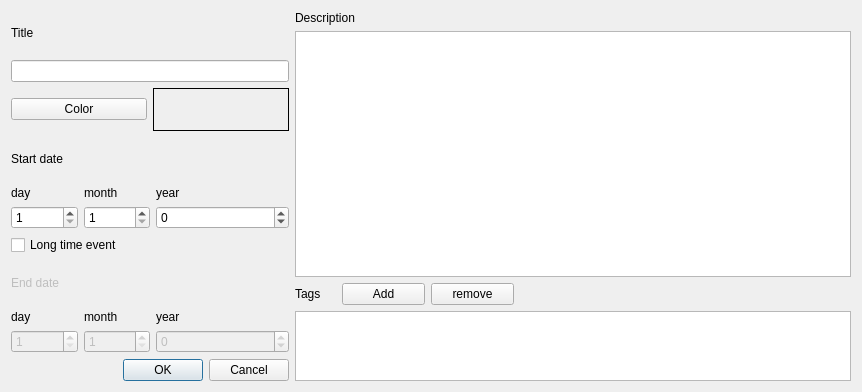
Before: the Qt Designer form TimelineArchitect/newevent_View.ui in GrzegorzDomaradzki/TimelineArchitect, drawn with Qt 5.
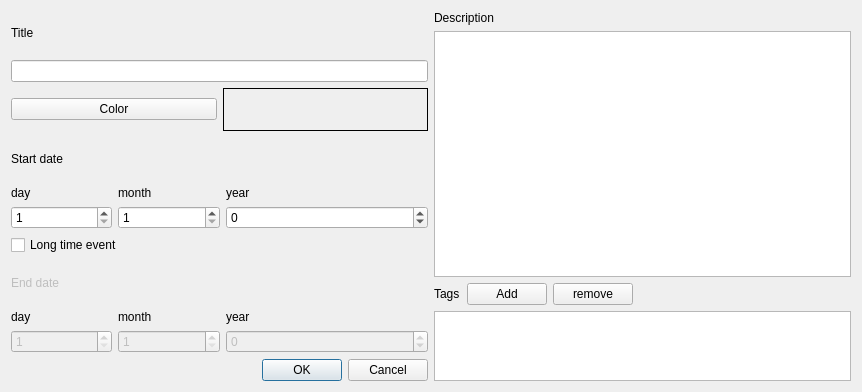
After: the same form once the commit is applied.

What changed in the file:
```diff
--- a/TimelineArchitect/newevent_View.ui
+++ b/TimelineArchitect/newevent_View.ui
@@ -13,7 +13,7 @@
   <property name="windowTitle">
    <string>Dialog</string>
   </property>
-  <layout class="QHBoxLayout" name="horizontalLayout_5" stretch="1,2">
+  <layout class="QHBoxLayout" name="horizontalLayout_5" stretch="1,1">
    <item>
     <layout class="QVBoxLayout" name="verticalLayout_10">
      <item>
```
